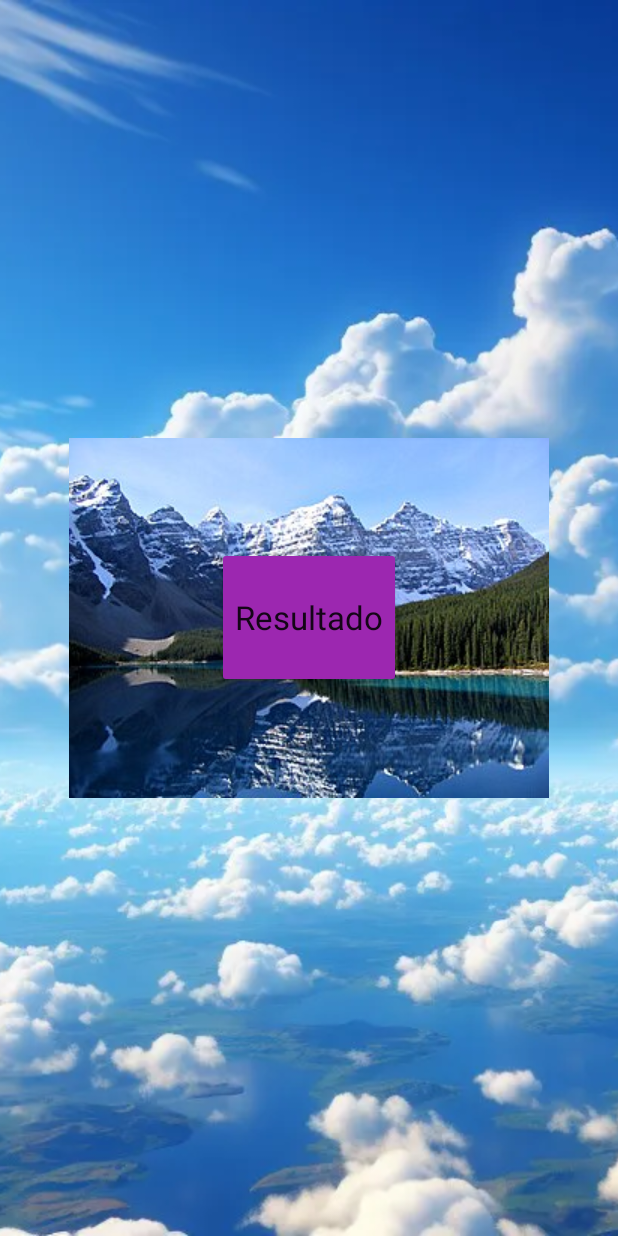
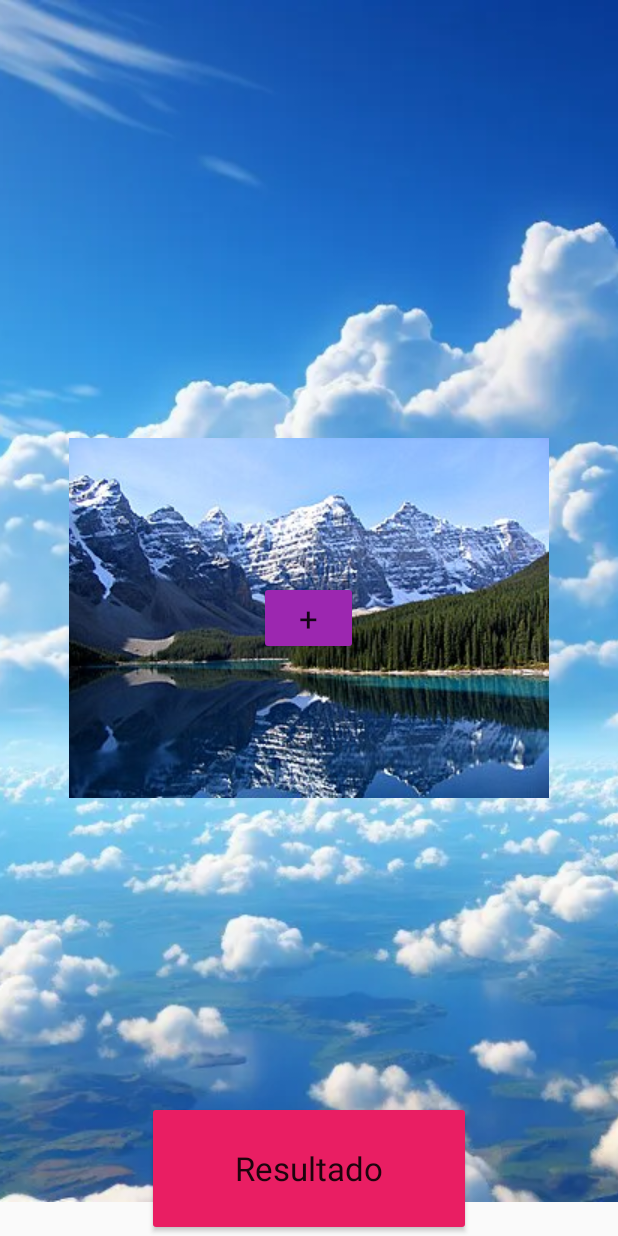
Before and after one commit to IdoiaL/CalculadoraAndroid, an Android app built with Jetpack Compose: the layout frame_layout.xml on its own in the app's theme, with its tools: preview values and no code run, on a phone screen of 412 x 824 dp. Run offline under Robolectric (Android 15) with nearby library versions, the phone set to English and light mode, and no system bars.

Commit message:
Add files via upload

```diff
--- a/Calculadora/app/src/main/res/layout/frame_layout.xml
+++ b/Calculadora/app/src/main/res/layout/frame_layout.xml
@@ -3,19 +3,43 @@
     android:layout_width="match_parent"
     android:layout_height="match_parent">
 
+    <TextView
+        android:id="@+id/num1"
+        android:layout_width="300dp"
+        android:layout_height="80dp"
+        android:paddingTop="100dp"
+        android:layout_gravity="top|center"
+        android:hint="Número 1" />
+
+    <EditText
+        android:id="@+id/num1_EditText"
+        android:layout_width="300dp"
+        android:layout_height="66dp"
+        android:layout_gravity="center"
+        android:hint="Texto de entrada" />
+
+    <Button
+        android:id="@+id/boton_suma"
+        android:layout_width="66dp"
+        android:layout_height="wrap_content"
+        android:layout_gravity="center"
+        android:backgroundTint="#9C27B0"
+        android:text="+"
+        android:textAppearance="@android:style/TextAppearance.Material.Large" />
+
     <Button
         android:id="@+id/boton_resultado"
-        android:layout_width="wrap_content"
-        android:layout_height="94dp"
-        android:layout_gravity="center"
-        android:backgroundTint="#9C27B0"
+        android:layout_width="216dp"
+        android:layout_height="90dp"
+        android:layout_gravity="center|bottom"
+        android:backgroundTint="#E91E63"
         android:text="Resultado"
         android:textAppearance="@android:style/TextAppearance.Material.Large" />
 
     <ImageView
         android:id="@+id/imagen_background"
         android:layout_width="match_parent"
-        android:layout_height="match_parent"
+        android:layout_height="801dp"
         android:layout_gravity="top|center"
         android:scaleType="centerCrop"
         android:src="@drawable/cielo" />
```
